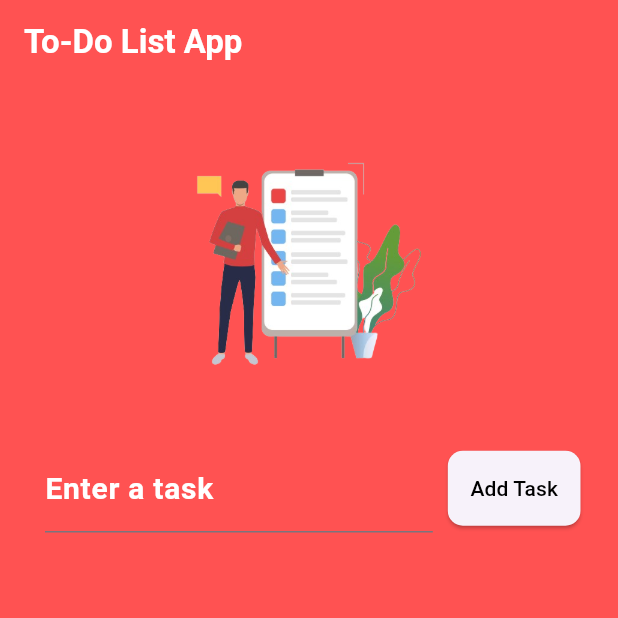
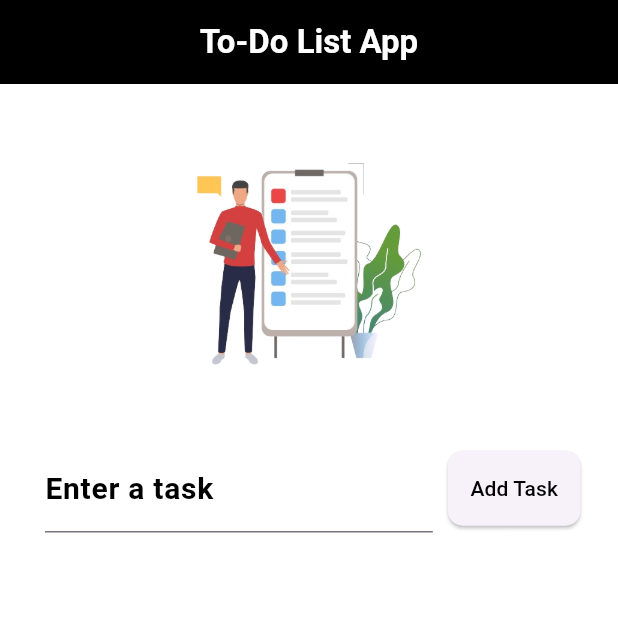
Before and after one commit to pawanrajsingh2088/App-Dev-Projects, a Flutter app: the screen it shows after launch, on a phone screen of 412 x 824 dp, the top half of it. Run offline on Flutter 3.47's test engine with Material 3 defaults, Android fonts, the light colour scheme and no system bars; our stand-ins replace percent_indicator, rflutter_alert.

Commit message:
Added a Black Navbar and changed the bg color to white

```diff
--- a/To Do List App(Flutter)/lib/main.dart
+++ b/To Do List App(Flutter)/lib/main.dart
@@ -22,7 +22,6 @@ class ToDoListScreen extends StatefulWidget {
 
 class _ToDoListScreenState extends State<ToDoListScreen> {
   List<String> tasks = [];
-
   TextEditingController taskController = TextEditingController();
 
   void addTask(String task) {
@@ -41,13 +40,15 @@ class _ToDoListScreenState extends State<ToDoListScreen> {
   @override
   Widget build(BuildContext context) {
     return Scaffold(
-      backgroundColor: Colors.redAccent,
+      backgroundColor: Colors.white, // Set the background color to white
       appBar: AppBar(
-        backgroundColor: Colors.redAccent,
+        backgroundColor: Colors.black, // Set the AppBar color to black
         title: Text(
           'To-Do List App',
           style: TextStyle(color: Colors.white, fontWeight: FontWeight.bold),
+          textAlign: TextAlign.center, // Center the title text
         ),
+        centerTitle: true, // Center the title
       ),
       body: Padding(
         padding: EdgeInsets.all(20.0),
@@ -67,10 +68,10 @@ class _ToDoListScreenState extends State<ToDoListScreen> {
                   child: TextField(
                     controller: taskController,
                     decoration: InputDecoration(
-                      labelStyle: TextStyle(color: Colors.white,fontWeight: FontWeight.bold,fontSize: 20),
+                      labelStyle: TextStyle(color: Colors.black, fontWeight: FontWeight.bold, fontSize: 20), // Change label color to black
                       labelText: 'Enter a task',
                     ),
-                    style: TextStyle(color: Colors.white),
+                    style: TextStyle(color: Colors.black), // Change text color to black
                     onSubmitted: (value) {
                       addTask(value);
                     },
@@ -83,13 +84,13 @@ class _ToDoListScreenState extends State<ToDoListScreen> {
                   },
                   style: ElevatedButton.styleFrom(
                     shape: RoundedRectangleBorder(
-                        borderRadius: BorderRadius.circular(10)
+                      borderRadius: BorderRadius.circular(10),
                     ),
                     padding: EdgeInsets.symmetric(vertical: 15, horizontal: 15),
                   ),
                   child: Text(
                     'Add Task',
-                    style: TextStyle(fontSize: 14,color: Colors.black),
+                    style: TextStyle(fontSize: 14, color: Colors.black),
                   ),
                 ),
                 SizedBox(width: 5,)
@@ -115,7 +116,7 @@ class _ToDoListScreenState extends State<ToDoListScreen> {
                             style: TextStyle(color: Colors.white),
                           ),
                           trailing: IconButton(
-                            icon: Icon(Icons.delete,color: Colors.red[200],),
+                            icon: Icon(Icons.delete, color: Colors.red[200]),
                             onPressed: () {
                               removeTask(index);
                             },
```
Also changed, not shown: 16 other files.
